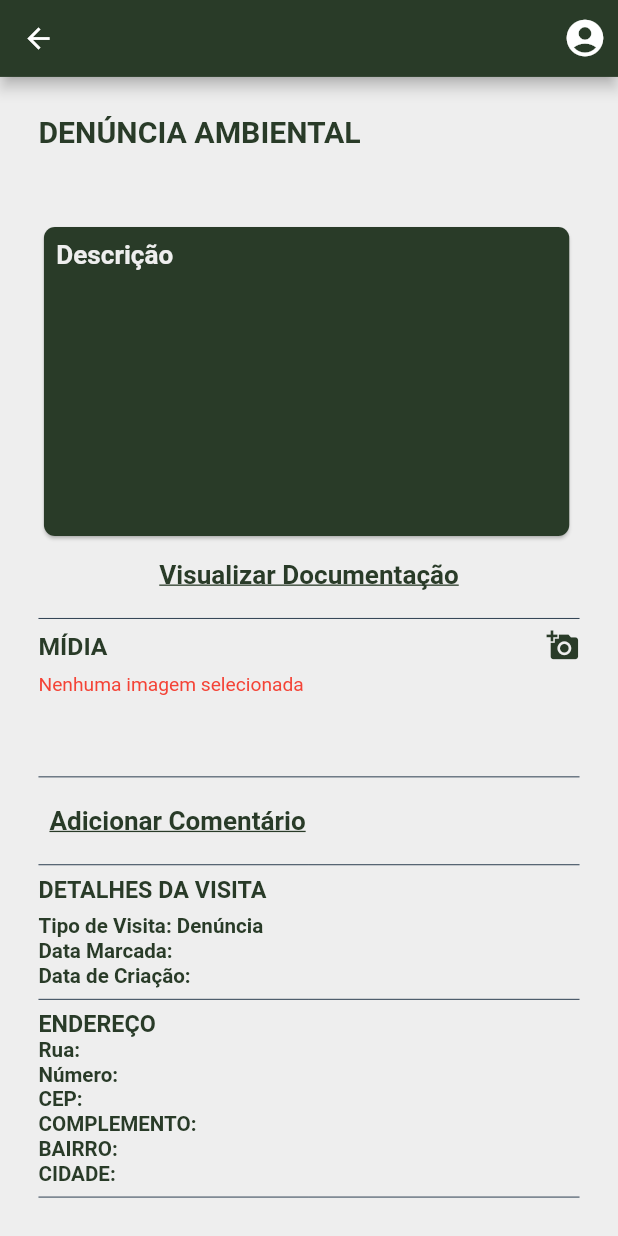
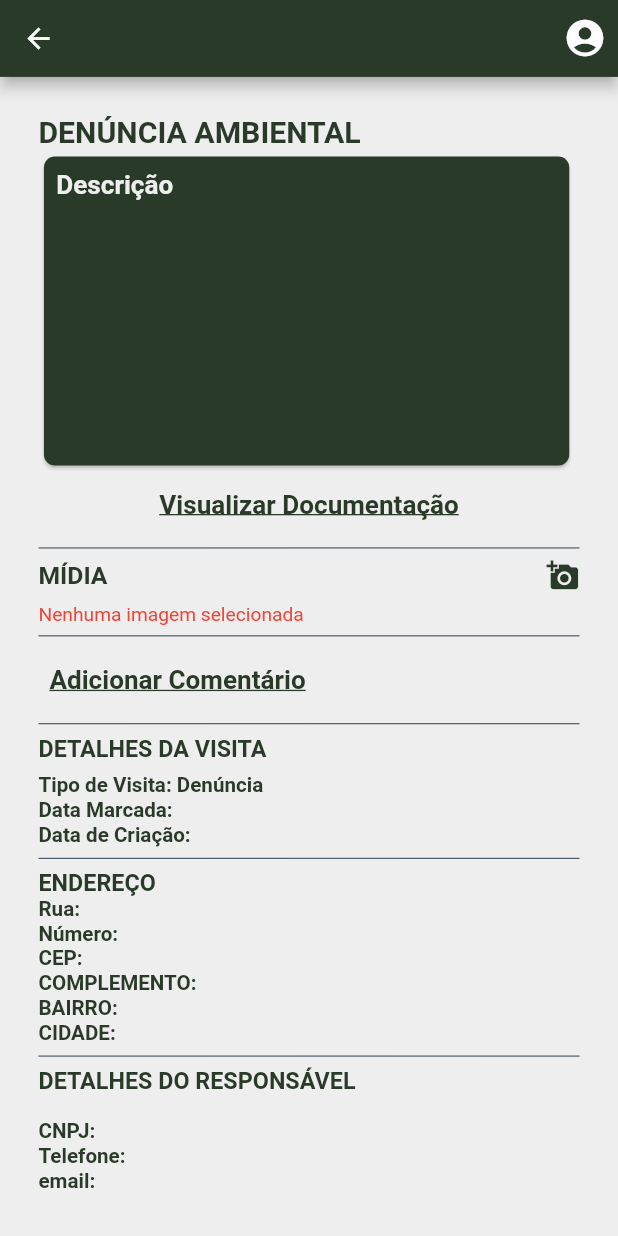
Before and after one commit to CaioVSG/gestao-ambiental-app, a Flutter app: the DetailsScreen screen opened directly with empty values, on a phone screen of 412 x 824 dp. Run offline on Flutter 3.47's test engine with Material 2 defaults, Android fonts, the phone set to English and light mode, and no system bars; our stand-ins replace dio, file_picker, responsive_framework.

Commit message:
fixed details screen height

```diff
--- a/lib/screens/details/details_screen.dart
+++ b/lib/screens/details/details_screen.dart
@@ -82,7 +82,6 @@ class DetailsScreenState extends State<DetailsScreen> {
             padding: const EdgeInsets.all(kDefaultPadding),
             child: SingleChildScrollView(
               child: SizedBox(
-                height: size.height * 1.13,
                 child: Column(
                   crossAxisAlignment: CrossAxisAlignment.start,
                   children: [
@@ -96,7 +95,6 @@ class DetailsScreenState extends State<DetailsScreen> {
                         ),
                       ],
                     ),
-                    const Spacer(),
                     Card(
                       shape: RoundedRectangleBorder(
                         borderRadius: BorderRadius.circular(kDefaultRadius),
@@ -178,7 +176,6 @@ class DetailsScreenState extends State<DetailsScreen> {
                             'Nenhuma imagem selecionada',
                             style: TextStyle(color: kErrorColor),
                           ),
-                    const Spacer(),
                     const Divider(color: kSecondaryTextColor),
                     TextButton(
                       onPressed: () {
@@ -265,7 +262,6 @@ class DetailsScreenState extends State<DetailsScreen> {
                         Text('DETALHES DO RESPONSÁVEL', style: kDescription),
                       ],
                     ),
-                    const Spacer(),
                     Row(
                       children: [
                         Text(widget.companyName, style: kdrawerText),
```
